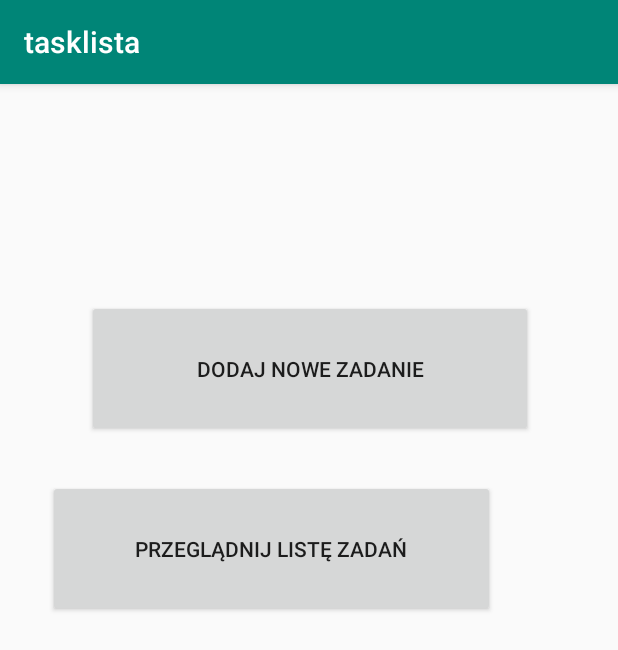
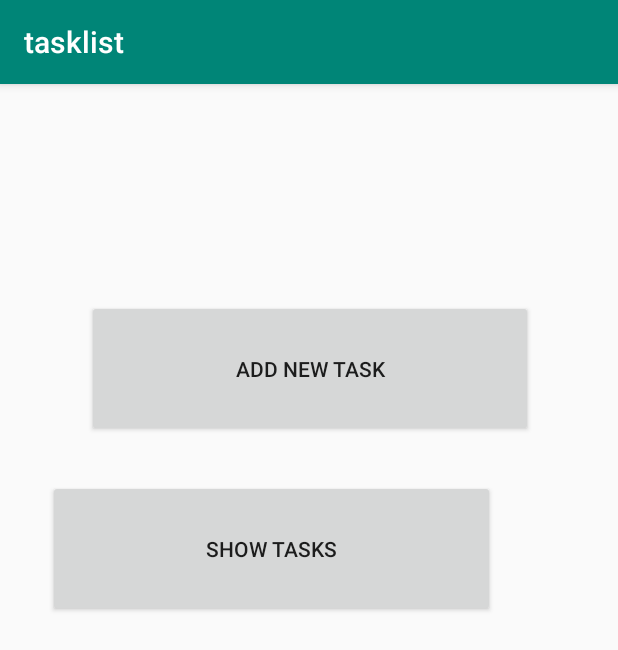
Before and after one commit to tpazera/android-tasklist, an Android app: the screen it shows after launch (MainActivity), on a phone screen of 412 x 824 dp. Shown: the top 650 px of the screen. Run offline under Robolectric (Android 15) with nearby library versions, the phone set to English and light mode, and no system bars.

Commit message:
strings, layouts

```diff
--- a/app/build.gradle
+++ b/app/build.gradle
@@ -18,8 +18,8 @@ android {
         }
     }
     compileOptions {
-        sourceCompatibility = '1.8'
-        targetCompatibility = '1.8'
+        sourceCompatibility = "1.8"
+        targetCompatibility = "1.8"
     }
 }
 
--- a/app/src/main/java/pl/tkjm/tasklist/AddActivity.java
+++ b/app/src/main/java/pl/tkjm/tasklist/AddActivity.java
@@ -22,7 +22,7 @@ public class AddActivity extends AppCompatActivity {
     @Override
     protected void onCreate(Bundle savedInstanceState) {
         super.onCreate(savedInstanceState);
-        setContentView(R.layout.activity_add);
+        setContentView(R.layout.activiity_add);
 
         final Calendar myCalendar = Calendar.getInstance();
         final EditText dateTimeText = findViewById(R.id.editTextDate);
@@ -76,7 +76,7 @@ public class AddActivity extends AppCompatActivity {
                 duration.getText().clear();
                 dateTimeText.getText().clear();
 
-                Toast.makeText(v.getContext(), "Task created", Toast.LENGTH_SHORT).show();
+                Toast.makeText(v.getContext(), R.string.task_created, Toast.LENGTH_SHORT).show();
 
             }
         });
--- a/app/src/main/java/pl/tkjm/tasklist/MyCustomAdapter.java
+++ b/app/src/main/java/pl/tkjm/tasklist/MyCustomAdapter.java
@@ -54,7 +54,7 @@ public class MyCustomAdapter extends BaseAdapter implements ListAdapter {
             taskDao.delete(list.get(position));
             list.remove(position);
             notifyDataSetChanged();
-            Toast.makeText(context, "Task deleted", Toast.LENGTH_SHORT).show();
+            Toast.makeText(context, "Task finished", Toast.LENGTH_SHORT).show();
         });
 
         return view;
--- /dev/null
+++ b/app/src/main/res/layout-land/activity_main.xml
@@ -0,0 +1,31 @@
+<?xml version="1.0" encoding="utf-8"?>
+<androidx.constraintlayout.widget.ConstraintLayout xmlns:android="http://schemas.android.com/apk/res/android"
+    xmlns:app="http://schemas.android.com/apk/res-auto"
+    xmlns:tools="http://schemas.android.com/tools"
+    android:layout_width="match_parent"
+    android:layout_height="match_parent"
+    tools:context=".MainActivity">
+
+    <Button
+        android:id="@+id/button"
+        android:layout_width="215dp"
+        android:layout_height="90dp"
+        android:layout_marginTop="48dp"
+        android:text="@string/dodaj_nowe_zadanie"
+        app:layout_constraintEnd_toEndOf="parent"
+        app:layout_constraintHorizontal_bias="0.031"
+        app:layout_constraintStart_toStartOf="parent"
+        app:layout_constraintTop_toTopOf="parent" />
+
+    <Button
+        android:id="@+id/button1"
+        android:layout_width="215dp"
+        android:layout_height="90dp"
+        android:layout_marginTop="48dp"
+        android:text="@string/przegl_dnij_list_zada"
+        app:layout_constraintEnd_toEndOf="parent"
+        app:layout_constraintHorizontal_bias="0.963"
+        app:layout_constraintStart_toStartOf="parent"
+        app:layout_constraintTop_toTopOf="parent" />
+
+</androidx.constraintlayout.widget.ConstraintLayout>
--- a/app/src/main/res/layout/activity_main.xml
+++ b/app/src/main/res/layout/activity_main.xml
@@ -7,14 +7,14 @@
                                                    tools:context=".MainActivity">
 
     <Button
-            android:text="PRZEGLĄDNIJ LISTĘ ZADAŃ"
+            android:text="@string/przegl_dnij_list_zada"
             android:layout_width="298dp"
             android:layout_height="91dp"
             android:id="@+id/button1" app:layout_constraintTop_toTopOf="parent"
             app:layout_constraintStart_toStartOf="parent" android:layout_marginTop="264dp"
             android:layout_marginStart="32dp"/>
     <Button
-            android:text="DODAJ NOWE ZADANIE"
+            android:text="@string/dodaj_nowe_zadanie"
             android:layout_width="297dp"
             android:layout_height="91dp"
             android:id="@+id/button" app:layout_constraintTop_toTopOf="parent"
--- a/app/src/main/res/layout/my_lsit_view.xml
+++ b/app/src/main/res/layout/my_lsit_view.xml
@@ -19,6 +19,6 @@
             android:layout_alignParentRight="true"
             android:layout_centerVertical="true"
             android:layout_marginRight="5dp"
-            android:text="Delete"/>
+            android:text="@string/delete"/>
 
 </RelativeLayout>
```
Also changed, not shown: app/src/main/java/pl/tkjm/tasklist/CheckTaskService.java (+15 -9 lines), app/src/main/res/layout-land/activiity_add.xml (added, +141 -0 lines), app/src/main/res/layout/activiity_add.xml (renamed from app/src/main/res/layout/activity_add.xml, +10 -10 lines), app/src/main/res/values/strings.xml (+20 -4 lines), 1 other file.
